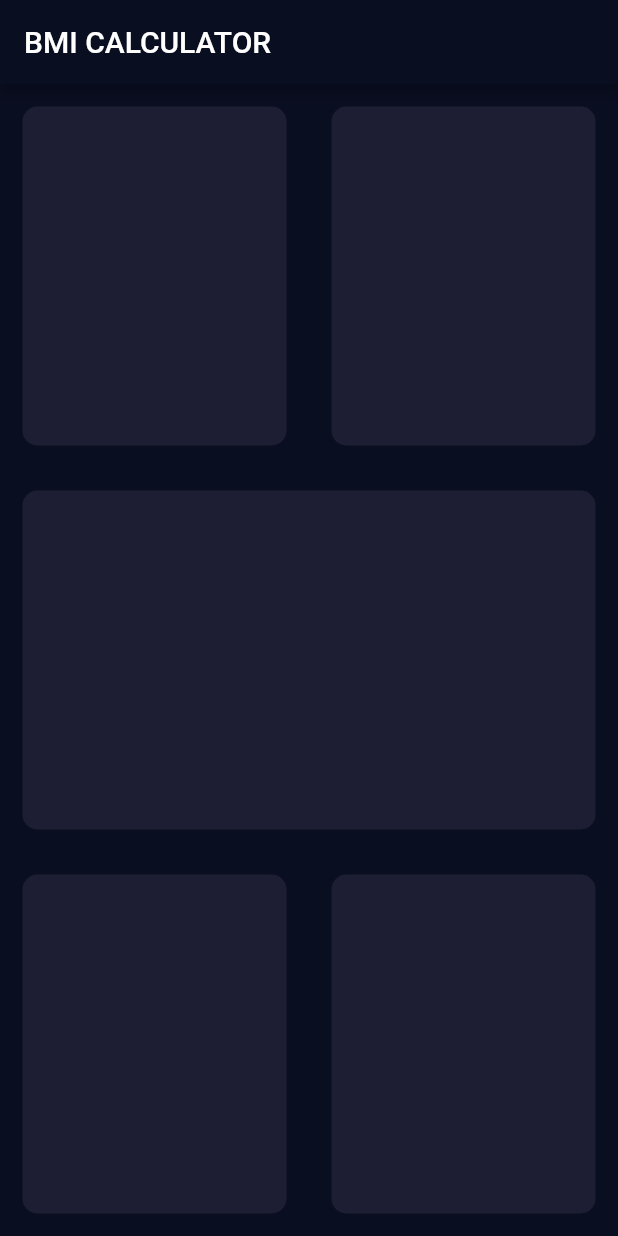
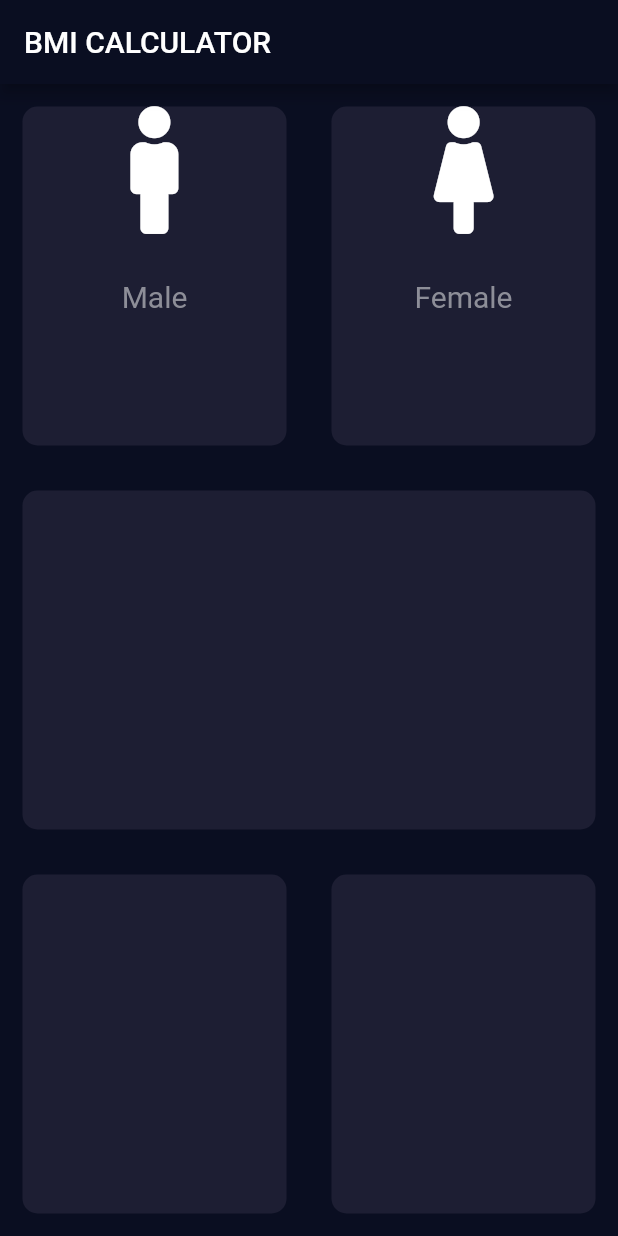
Before and after one commit to Usamaamjad56/bmi_calculator_app, a Flutter app: the screen it shows after launch, on a phone screen of 412 x 824 dp. Run offline on Flutter 3.47's test engine with Material 2 defaults, Android fonts, the phone set to English and light mode, and no system bars; our stand-ins replace font_awesome_flutter.

Commit message:
use of refactored code || Lecture 57 || Part 04

```diff
--- a/lib/inputPage.dart
+++ b/lib/inputPage.dart
@@ -1,4 +1,5 @@
 import 'package:flutter/material.dart';
+import 'package:font_awesome_flutter/font_awesome_flutter.dart';
 
 class InputPage extends StatefulWidget {
   @override
@@ -20,10 +21,18 @@ class _InputPageState extends State<InputPage> {
               Expanded(
                   child: RepeatContainerCode(
                 colors: Color(0xFF1D1E33),
+                cardWidget: RepeatTextAndIconWidget(
+                  iconData: FontAwesomeIcons.male,
+                  label: 'Male',
+                ),
               )),
               Expanded(
                   child: RepeatContainerCode(
                 colors: Color(0xFF1D1E33),
+                cardWidget: RepeatTextAndIconWidget(
+                  iconData: FontAwesomeIcons.female,
+                  label: 'Female',
+                ),
               ))
             ],
           )),
@@ -55,13 +64,40 @@ class _InputPageState extends State<InputPage> {
   }
 }
 
+class RepeatTextAndIconWidget extends StatelessWidget {
+  RepeatTextAndIconWidget({@required this.iconData, this.label});
+  final IconData iconData;
+  final String label;
+
+  @override
+  Widget build(BuildContext context) {
+    return Column(
+      children: [
+        Icon(
+          iconData,
+          size: 85.0,
+        ),
+        SizedBox(
+          height: 30.0,
+        ),
+        Text(
+          label,
+          style: TextStyle(fontSize: 20.0, color: Color(0xFF8D8E98)),
+        )
+      ],
+    );
+  }
+}
+
 class RepeatContainerCode extends StatelessWidget {
-  RepeatContainerCode({@required this.colors});
+  RepeatContainerCode({@required this.colors, this.cardWidget});
   final Color colors;
+  final Widget cardWidget;
   @override
   Widget build(BuildContext context) {
     return Container(
       margin: EdgeInsets.all(15.0),
+      child: cardWidget,
       decoration: BoxDecoration(
         color: colors,
         borderRadius: BorderRadius.circular(10.0),
--- a/pubspec.yaml
+++ b/pubspec.yaml
@@ -28,6 +28,7 @@ dependencies:
   # The following adds the Cupertino Icons font to your application.
   # Use with the CupertinoIcons class for iOS style icons.
   cupertino_icons: ^1.0.0
+  font_awesome_flutter: ^8.10.0
 
 dev_dependencies:
   flutter_test:
```
Also changed, not shown: pubspec.lock.
